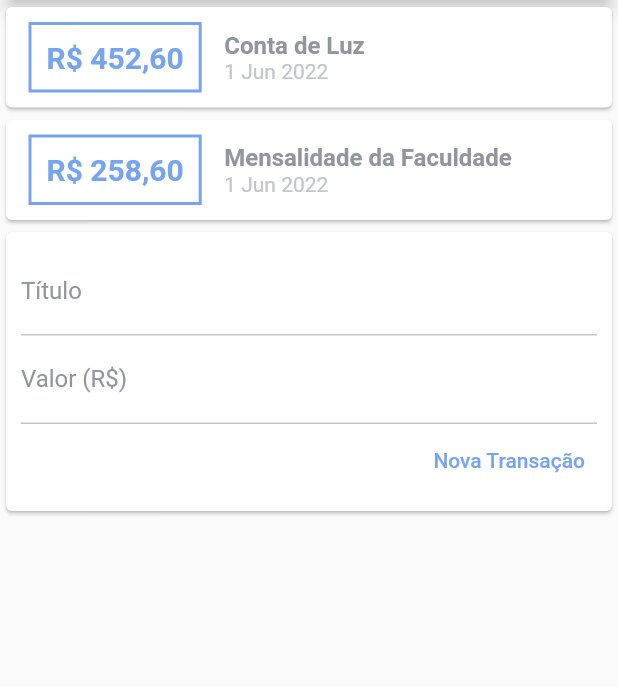
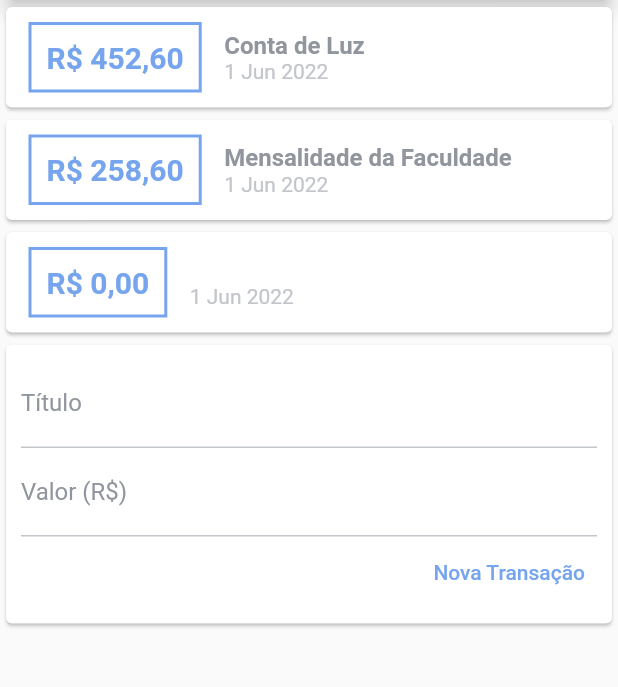
Before and after one commit to joasdc/app_despesas_pessoais, a Flutter app: the screen it shows after launch, after a tap on "Nova Transação", on a phone screen of 412 x 824 dp, the part 119-806 px from its top. Run offline on Flutter 3.47's test engine with Material 2 defaults, Android fonts, the phone set to English and light mode, and no system bars.

Commit message:
finalizar formulário de nova transação

```diff
--- a/lib/main.dart
+++ b/lib/main.dart
@@ -34,7 +34,8 @@ class HomePage extends StatelessWidget {
         backgroundColor: primaryColor,
         title: Text('Despesas Pessoais'),
       ),
-      body: Column(
+      body: SingleChildScrollView(
+        child: Column(
           crossAxisAlignment: CrossAxisAlignment.stretch,
           children: [
             Container(
@@ -48,6 +49,7 @@ class HomePage extends StatelessWidget {
             TransactionUser(),
           ],
         ),
+      ),
     );
   }
 }
--- a/lib/widgets/transaction_form.dart
+++ b/lib/widgets/transaction_form.dart
@@ -2,7 +2,9 @@ import 'package:flutter/material.dart';
 import '../main.dart';
 
 class TransactionForm extends StatelessWidget {
-  TransactionForm({Key? key}) : super(key: key);
+  final Function(String, double) newTransaction;
+
+  TransactionForm(this.newTransaction, {Key? key}) : super(key: key);
 
   final _titleController = TextEditingController();
   final _valueController = TextEditingController();
@@ -46,8 +48,9 @@ class TransactionForm extends StatelessWidget {
                   primary: HomePage.primaryColor,
                 ),
                 onPressed: () {
-                  print(_titleController.text);
-                  print(_valueController.text);
+                  final title = _titleController.text;
+                  final value = double.tryParse(_valueController.text) ?? 0.0;
+                  newTransaction(title, value);
                 },
               ),
             )
--- a/lib/widgets/transaction_user.dart
+++ b/lib/widgets/transaction_user.dart
@@ -26,12 +26,25 @@ class _TransactionUserState extends State<TransactionUser> {
     ),
   ];
 
+  _addNewTransaction(String title, double value) {
+    final newTransaction = Transaction(
+      id: (_transactions.length + 1).toString(),
+      title: title,
+      value: value,
+      date: DateTime.now(),
+    );
+
+    setState(() {
+      _transactions.add(newTransaction);
+    });
+  }
+
   @override
   Widget build(BuildContext context) {
     return Column(
       children: [
         TransactionList(_transactions),
-        TransactionForm(),
+        TransactionForm(_addNewTransaction),
       ],
     );
   }
```
Lines whose indentation alone changed are shown as unchanged.
